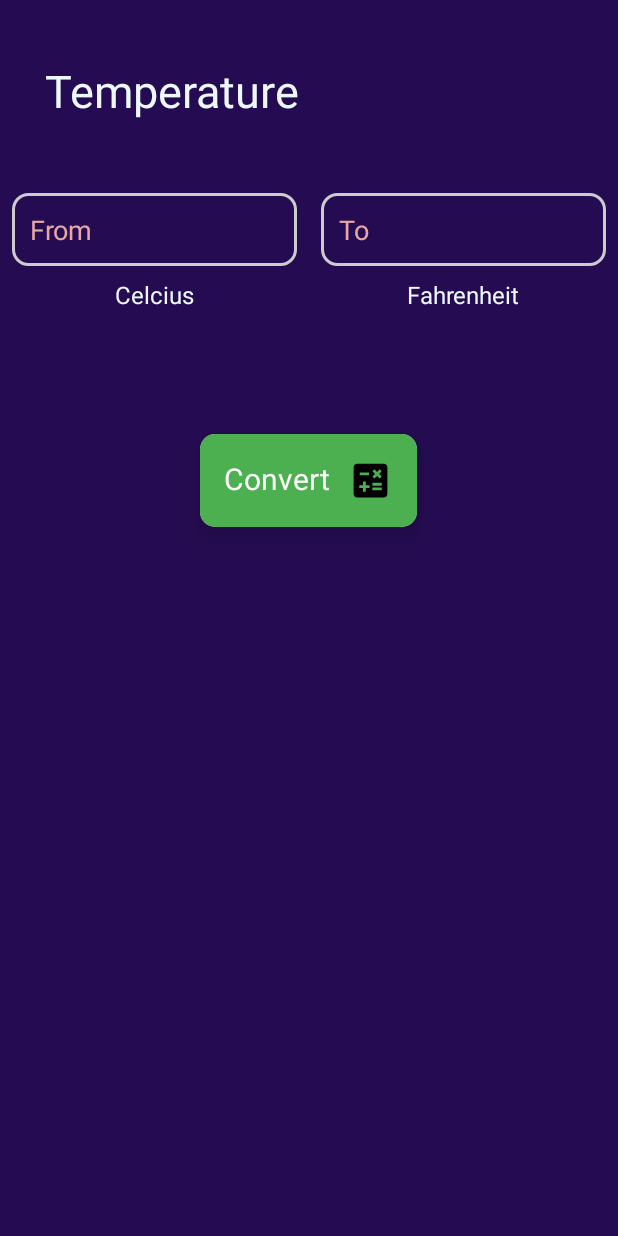
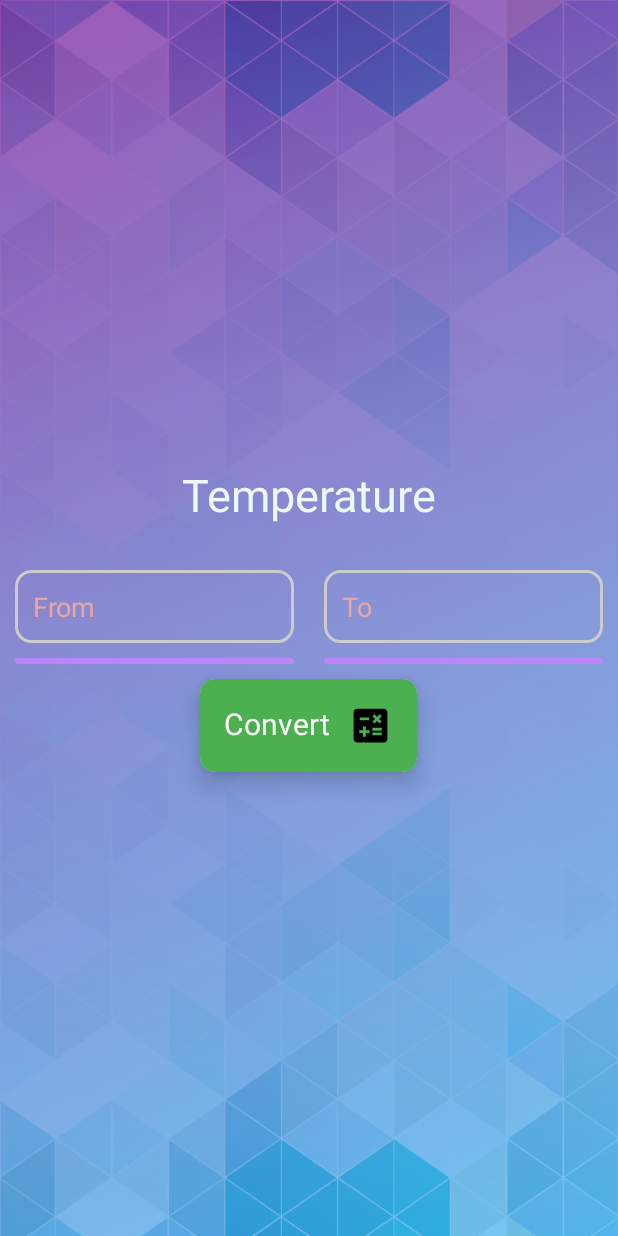
Before and after one commit to tatwamasidotexe/UnitConverter, an Android app: the layout tempcalculator_layout.xml on its own in the app's theme, with its tools: preview values and no code run, on a phone screen of 412 x 824 dp. Run offline under Robolectric (Android 15) with nearby library versions, the phone set to English and light mode, and no system bars.

Commit message:
new activity ui is done

```diff
--- a/src/main/java/com/example/unitconverter/TempCalculator.java
+++ b/src/main/java/com/example/unitconverter/TempCalculator.java
@@ -15,7 +15,7 @@ public class TempCalculator extends AppCompatActivity implements AdapterView.OnI
     Spinner to , from;
     EditText fval,tval;
     String tv_from,tv_to;
-    TextView flabel,tlabel;
+//    TextView flabel,tlabel;
     @Override
     protected void onCreate(Bundle savedInstanceState)  {
         super.onCreate(savedInstanceState);
@@ -29,8 +29,8 @@ public class TempCalculator extends AppCompatActivity implements AdapterView.OnI
         to.setAdapter(ad);
         from.setAdapter(ad);
 
-        flabel = findViewById(R.id.f_unit);
-        tlabel = findViewById(R.id.t_unit);
+//        flabel = findViewById(R.id.f_unit);
+//        tlabel = findViewById(R.id.t_unit);
 
 
         to.setOnItemSelectedListener(this);
@@ -42,8 +42,8 @@ public class TempCalculator extends AppCompatActivity implements AdapterView.OnI
     public void onItemSelected(AdapterView<?> parent, View view, int position, long l) {
         tv_from  = from.getSelectedItem().toString();
         tv_to = to.getSelectedItem().toString();
-        flabel.setText(tv_from);
-        tlabel.setText(tv_to);
+//        flabel.setText(tv_from);
+//        tlabel.setText(tv_to);
 
 
     }
--- a/src/main/res/layout/tempcalculator_layout.xml
+++ b/src/main/res/layout/tempcalculator_layout.xml
@@ -1,12 +1,12 @@
 <?xml version="1.0" encoding="utf-8"?>
-<RelativeLayout xmlns:android="http://schemas.android.com/apk/res/android"
+<LinearLayout xmlns:android="http://schemas.android.com/apk/res/android"
     xmlns:app="http://schemas.android.com/apk/res-auto"
-    xmlns:tools="http://schemas.android.com/tools"
     android:id="@+id/temp_relativeLayout"
     android:layout_height="match_parent"
     android:layout_width="match_parent"
-    android:background="@color/background"
-    tools:context=".TempCalculator"
+    android:background="@drawable/background_image"
+    android:gravity="center"
+    android:orientation="vertical"
     >
 
     <LinearLayout
@@ -14,14 +14,13 @@
         android:layout_width="match_parent"
         android:layout_height="wrap_content"
         android:layout_marginBottom="20dp"
-        android:orientation="horizontal">
+        android:orientation="horizontal"
+        android:gravity="center">
 
         <TextView
             android:id="@+id/Heading"
             android:layout_width="wrap_content"
             android:layout_height="wrap_content"
-            android:layout_marginLeft="30dp"
-            android:layout_marginTop="40dp"
             android:text="Temperature"
             android:textColor="@color/textColor"
             android:textSize="30dp" />
@@ -40,21 +39,20 @@
         android:id="@+id/editTextLinearLayout"
         android:layout_width="match_parent"
         android:layout_height="wrap_content"
-        android:layout_below="@id/ll_heading"
-        android:layout_marginTop="20dp"
-        android:orientation="horizontal">
-
+        android:orientation="horizontal" >
+        android:layout_marginTop="0dp" >
         <LinearLayout
-            android:layout_width="0dp"
+            android:layout_width="40dp"
             android:layout_height="wrap_content"
             android:layout_weight="1"
-            android:orientation="vertical">
+            android:orientation="vertical"
+            android:padding="10dp"
+            >
 
             <EditText
                 android:id="@+id/from"
                 android:layout_width="match_parent"
                 android:layout_height="wrap_content"
-                android:layout_margin="8dp"
                 android:background="@drawable/bg_rounded_input_field"
                 android:hint="From"
                 android:inputType="phone"
@@ -62,28 +60,38 @@
                 android:textColor="@color/textColor"
                 android:textColorHint="@color/hintColor" />
 
-            <TextView
-                android:id="@+id/f_unit"
+<!--            <TextView-->
+<!--                android:id="@+id/f_unit"-->
+<!--                android:layout_width="match_parent"-->
+<!--                android:layout_height="wrap_content"-->
+<!--                android:text="Celcius"-->
+<!--                android:textAlignment="center"-->
+<!--                android:textColor="@color/textColor"-->
+<!--                android:textSize="16sp" />-->
+            <Spinner
+                android:id="@+id/FromDropdown"
                 android:layout_width="match_parent"
                 android:layout_height="wrap_content"
-                android:text="Celcius"
-                android:textAlignment="center"
-                android:textColor="@color/textColor"
-                android:textSize="16sp" />
+                android:layout_marginLeft="0dp"
+                android:layout_marginTop="10dp"
+                android:background="@drawable/bg_rounded_input_field"
+                android:padding="2dp"
+                android:backgroundTint="@color/purple_200"
+                />
 
         </LinearLayout>
 
         <LinearLayout
-            android:layout_width="0dp"
+            android:layout_width="40dp"
             android:layout_height="wrap_content"
             android:layout_weight="1"
-            android:orientation="vertical">
+            android:orientation="vertical"
+            android:padding="10dp">
 
             <EditText
                 android:id="@+id/to"
                 android:layout_width="match_parent"
                 android:layout_height="wrap_content"
-                android:layout_margin="8dp"
                 android:background="@drawable/bg_rounded_input_field"
                 android:enabled="false"
                 android:hint="To"
@@ -93,112 +101,36 @@
                 android:textColorHint="@color/hintColor"
                 android:textCursorDrawable="@null" />
 
-            <TextView
-                android:id="@+id/t_unit"
+<!--            <TextView-->
+<!--                android:id="@+id/t_unit"-->
+<!--                android:layout_width="match_parent"-->
+<!--                android:layout_height="wrap_content"-->
+<!--                android:text="Fahrenheit"-->
+<!--                android:textAlignment="center"-->
+<!--                android:textColor="@color/textColor"-->
+<!--                android:textSize="16sp" />-->
+            <Spinner
+                android:id="@+id/ToDropdown"
                 android:layout_width="match_parent"
                 android:layout_height="wrap_content"
-                android:text="Fahrenheit"
-                android:textAlignment="center"
-                android:textColor="@color/textColor"
-                android:textSize="16sp" />
+                android:layout_marginLeft="0dp"
+                android:layout_marginTop="10dp"
+                android:background="@drawable/bg_rounded_input_field"
+                android:padding="2dp"
+                android:backgroundTint="@color/purple_200"
+
+                />
+
 
         </LinearLayout>
 
     </LinearLayout>
 
-    <LinearLayout
-        android:id="@+id/ll_list"
-        android:layout_width="match_parent"
-        android:layout_height="wrap_content"
-        android:layout_below="@id/editTextLinearLayout"
-        android:layout_marginTop="40dp"
-        android:gravity="center"
-        android:orientation="horizontal"
-        android:weightSum="2">
-
-        <Spinner
-            android:id="@+id/FromDropdown"
-            android:layout_width="wrap_content"
-            android:layout_height="wrap_content"
-            android:layout_marginTop="10dp"
-            android:layout_marginRight="80dp"
-            android:spinnerMode="dialog"
-            android:background="@color/purple_700"
-            android:padding="4dp"
-
-            />
-
-        <Spinner
-            android:id="@+id/ToDropdown"
-            android:layout_width="wrap_content"
-            android:layout_height="wrap_content"
-            android:layout_marginLeft="80dp"
-            android:layout_marginTop="10dp"
-            android:background="@color/purple_700"
-            android:padding="4dp"
-
-
-            />
-
-        <!--        <androidx.cardview.widget.CardView-->
-        <!--            android:id="@+id/toUnit"-->
-        <!--            android:layout_width="0dp"-->
-        <!--            android:layout_height="wrap_content"-->
-        <!--            android:layout_marginLeft="24dp"-->
-        <!--            android:layout_marginTop="16dp"-->
-        <!--            android:layout_marginRight="24dp"-->
-        <!--            android:layout_marginBottom="12dp"-->
-        <!--            android:layout_weight="1"-->
-        <!--            app:cardCornerRadius="10dp"-->
-        <!--            app:cardElevation="10dp">-->
-
-        <!--            <RelativeLayout-->
-        <!--                android:layout_width="wrap_content"-->
-        <!--                android:layout_height="wrap_content"-->
-        <!--                android:background="@color/selectunit"-->
-        <!--                android:padding="4dp">-->
-
-        <!--                <RelativeLayout-->
-        <!--                    android:id="@+id/ToDropdown"-->
-        <!--                    android:layout_width="match_parent"-->
-        <!--                    android:layout_height="wrap_content"-->
-        <!--                    android:layout_centerInParent="true"-->
-        <!--                    android:padding="8dp">-->
-
-        <!--                    <TextView-->
-        <!--                        android:id="@+id/t_select"-->
-        <!--                        android:layout_width="wrap_content"-->
-        <!--                        android:layout_height="wrap_content"-->
-        <!--                        android:layout_marginRight="4dp"-->
-        <!--                        android:text="Select Unit"-->
-        <!--                        android:textColor="@color/white"-->
-        <!--                        android:textSize="20sp" />-->
-
-        <!--                    <ImageView-->
-        <!--                        android:layout_width="20dp"-->
-        <!--                        android:layout_height="20dp"-->
-        <!--                        android:layout_centerVertical="true"-->
-        <!--                        android:layout_marginLeft="4dp"-->
-        <!--                        android:layout_toRightOf="@id/t_select"-->
-        <!--                        android:src="@drawable/down_arrow"-->
-        <!--                        app:tint="@color/white" />-->
-
-        <!--                </RelativeLayout>-->
-
-        <!--            </RelativeLayout>-->
-
-        <!--        </androidx.cardview.widget.CardView>-->
-
-    </LinearLayout>
 
     <androidx.cardview.widget.CardView
         android:id="@+id/convert"
         android:layout_width="wrap_content"
         android:layout_height="wrap_content"
-        android:layout_below="@id/ll_list"
-        android:layout_centerHorizontal="true"
-        android:layout_marginLeft="24dp"
-        android:layout_marginTop="24dp"
         app:cardCornerRadius="10dp"
         app:cardElevation="10dp">
 
@@ -218,8 +150,6 @@
                     android:id="@+id/btn_convert"
                     android:layout_width="wrap_content"
                     android:layout_height="wrap_content"
-
-
                     android:layout_marginRight="4dp"
                     android:text="Convert"
                     android:textColor="@color/white"
@@ -239,4 +169,4 @@
     </androidx.cardview.widget.CardView>
 
 
-</RelativeLayout>
+</LinearLayout>
```
